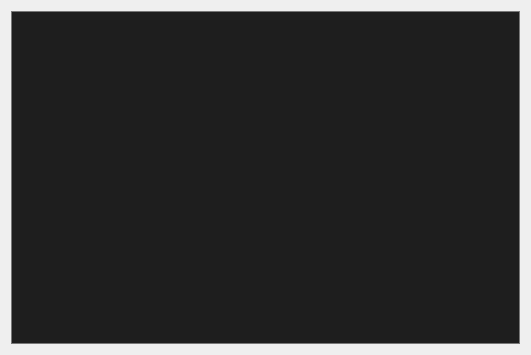
First picture: the form in DemoTableModel/DemoTableModel.ui, repository gongjianbo/QtTableViewDelegate, before the edit.
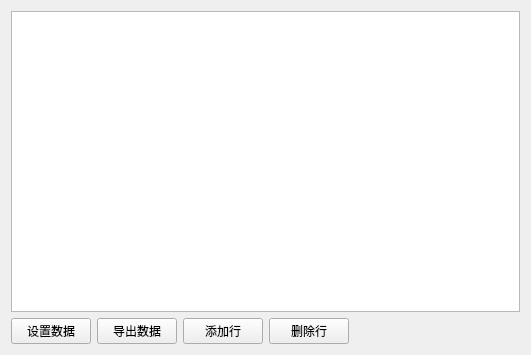
Second picture: the form after the edit.

Diff of the .ui file:
```diff
--- a/DemoTableModel/DemoTableModel.ui
+++ b/DemoTableModel/DemoTableModel.ui
@@ -59,13 +59,19 @@
 QHeaderView::section:checked{
 background:rgb(50,100,200);
 }
-QTableView QTableCornerButton::section {
+QTableView QTableCornerButton::section{
 background:rgb(70,70,70);
 border:1px solid rgb(50,100,200);
 border-left:0;
 border-top:0;
 }
-/*表头排序的小图标*/
+QTableView QTableCornerButton::section:hover{
+background:rgb(150,150,150);
+}
+QTableView QTableCornerButton::section:pressed{
+background:rgb(50,100,200);
+}*/
+/*表头排序的小图标
 QHeaderView::down-arrow{}
 QHeaderView::up-arrow{}</string>
   </property>
@@ -73,6 +79,51 @@
    <item>
     <widget class="QTableView" name="tableView"/>
    </item>
+   <item>
+    <layout class="QHBoxLayout" name="horizontalLayout">
+     <item>
+      <widget class="QPushButton" name="btnSetData">
+       <property name="text">
+        <string>设置数据</string>
+       </property>
+      </widget>
+     </item>
+     <item>
+      <widget class="QPushButton" name="btnGetData">
+       <property name="text">
+        <string>导出数据</string>
+       </property>
+      </widget>
+     </item>
+     <item>
+      <widget class="QPushButton" name="btnAddRow">
+       <property name="text">
+        <string>添加行</string>
+       </property>
+      </widget>
+     </item>
+     <item>
+      <widget class="QPushButton" name="btnDelRow">
+       <property name="text">
+        <string>删除行</string>
+       </property>
+      </widget>
+     </item>
+     <item>
+      <spacer name="horizontalSpacer">
+       <property name="orientation">
+        <enum>Qt::Horizontal</enum>
+       </property>
+       <property name="sizeHint" stdset="0">
+        <size>
+         <width>40</width>
+         <height>20</height>
+        </size>
+       </property>
+      </spacer>
+     </item>
+    </layout>
+   </item>
   </layout>
  </widget>
  <resources/>
```
